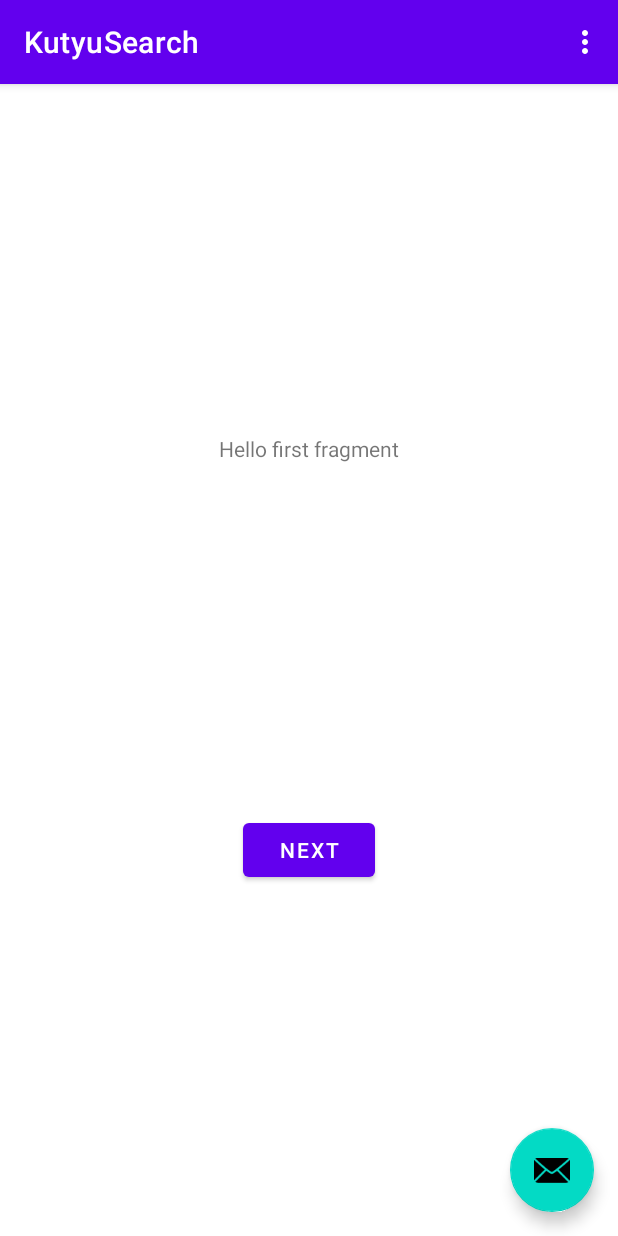
After one commit to FeszenX/KutyuSearch, an Android app: the First3Fragment screen opened through its navigation route, on a phone screen of 412 x 824 dp. The commit adds this screen. Run offline under Robolectric (Android 15) with nearby library versions, the phone set to English and light mode, and no system bars.

```diff
--- a/app/src/main/AndroidManifest.xml
+++ b/app/src/main/AndroidManifest.xml
@@ -10,9 +10,13 @@
         android:supportsRtl="true"
         android:theme="@style/Theme.KutyuSearch">
         <activity
+            android:name=".About"
+            android:label="@string/title_activity_about"
+            android:theme="@style/Theme.KutyuSearch.NoActionBar"></activity>
+        <activity
             android:name=".DogDescription"
             android:label="@string/title_activity_dog_description"
-            android:theme="@style/Theme.KutyuSearch.NoActionBar"></activity>
+            android:theme="@style/Theme.KutyuSearch.NoActionBar" />
         <activity
             android:name=".MainActivity"
             android:label="@string/app_name"
--- /dev/null
+++ b/app/src/main/java/com/example/kutyusearch/First3Fragment.kt
@@ -0,0 +1,31 @@
+package com.example.kutyusearch
+
+import android.os.Bundle
+import androidx.fragment.app.Fragment
+import android.view.LayoutInflater
+import android.view.View
+import android.view.ViewGroup
+import android.widget.Button
+import androidx.navigation.fragment.findNavController
+
+/**
+ * A simple [Fragment] subclass as the default destination in the navigation.
+ */
+class First3Fragment : Fragment() {
+
+    override fun onCreateView(
+        inflater: LayoutInflater, container: ViewGroup?,
+        savedInstanceState: Bundle?
+    ): View? {
+        // Inflate the layout for this fragment
+        return inflater.inflate(R.layout.fragment_first3, container, false)
+    }
+
+    override fun onViewCreated(view: View, savedInstanceState: Bundle?) {
+        super.onViewCreated(view, savedInstanceState)
+
+        view.findViewById<Button>(R.id.button_first).setOnClickListener {
+            findNavController().navigate(R.id.action_First3Fragment_to_Second3Fragment)
+        }
+    }
+}
--- /dev/null
+++ b/app/src/main/res/layout/content_about.xml
@@ -0,0 +1,6 @@
+<?xml version="1.0" encoding="utf-8"?>
+<androidx.constraintlayout.widget.ConstraintLayout xmlns:android="http://schemas.android.com/apk/res/android"
+    xmlns:app="http://schemas.android.com/apk/res-auto"
+    android:layout_width="match_parent"
+    android:layout_height="match_parent"
+    app:layout_behavior="@string/appbar_scrolling_view_behavior"></androidx.constraintlayout.widget.ConstraintLayout>
--- /dev/null
+++ b/app/src/main/res/layout/fragment_first3.xml
@@ -0,0 +1,28 @@
+<?xml version="1.0" encoding="utf-8"?>
+<androidx.constraintlayout.widget.ConstraintLayout xmlns:android="http://schemas.android.com/apk/res/android"
+    xmlns:app="http://schemas.android.com/apk/res-auto"
+    xmlns:tools="http://schemas.android.com/tools"
+    android:layout_width="match_parent"
+    android:layout_height="match_parent"
+    tools:context=".First3Fragment">
+
+    <TextView
+        android:id="@+id/textview_first"
+        android:layout_width="wrap_content"
+        android:layout_height="wrap_content"
+        android:text="@string/hello_first_fragment"
+        app:layout_constraintBottom_toTopOf="@id/button_first"
+        app:layout_constraintEnd_toEndOf="parent"
+        app:layout_constraintStart_toStartOf="parent"
+        app:layout_constraintTop_toTopOf="parent" />
+
+    <Button
+        android:id="@+id/button_first"
+        android:layout_width="wrap_content"
+        android:layout_height="wrap_content"
+        android:text="@string/next"
+        app:layout_constraintBottom_toBottomOf="parent"
+        app:layout_constraintEnd_toEndOf="parent"
+        app:layout_constraintStart_toStartOf="parent"
+        app:layout_constraintTop_toBottomOf="@id/textview_first" />
+</androidx.constraintlayout.widget.ConstraintLayout>
--- a/app/src/main/res/navigation/nav_graph.xml
+++ b/app/src/main/res/navigation/nav_graph.xml
@@ -45,4 +45,24 @@
             android:id="@+id/action_Second2Fragment_to_First2Fragment"
             app:destination="@id/First2Fragment" />
     </fragment>
+    <fragment
+        android:id="@+id/First3Fragment"
+        android:name="com.example.kutyusearch.First3Fragment"
+        android:label="@string/first_fragment_label"
+        tools:layout="@layout/fragment_first3">
+
+        <action
+            android:id="@+id/action_First3Fragment_to_Second3Fragment"
+            app:destination="@id/Second3Fragment" />
+    </fragment>
+    <fragment
+        android:id="@+id/Second3Fragment"
+        android:name="com.example.kutyusearch.Second3Fragment"
+        android:label="@string/second_fragment_label"
+        tools:layout="@layout/fragment_second3">
+
+        <action
+            android:id="@+id/action_Second3Fragment_to_First3Fragment"
+            app:destination="@id/First3Fragment" />
+    </fragment>
 </navigation>
--- a/app/src/main/res/values/strings.xml
+++ b/app/src/main/res/values/strings.xml
@@ -10,4 +10,5 @@
     <string name="hello_first_fragment">Hello first fragment</string>
     <string name="hello_second_fragment">Hello second fragment. Arg: %1$s</string>
     <string name="title_activity_dog_description">DogDescription</string>
+    <string name="title_activity_about">About</string>
 </resources>
```
Also changed, not shown: app/src/main/java/com/example/kutyusearch/About.kt (added, +20 -0 lines), app/src/main/java/com/example/kutyusearch/Second3Fragment.kt (added, +31 -0 lines), app/src/main/res/layout/activity_about.xml (added, +33 -0 lines), app/src/main/res/layout/fragment_second3.xml (added, +27 -0 lines).
